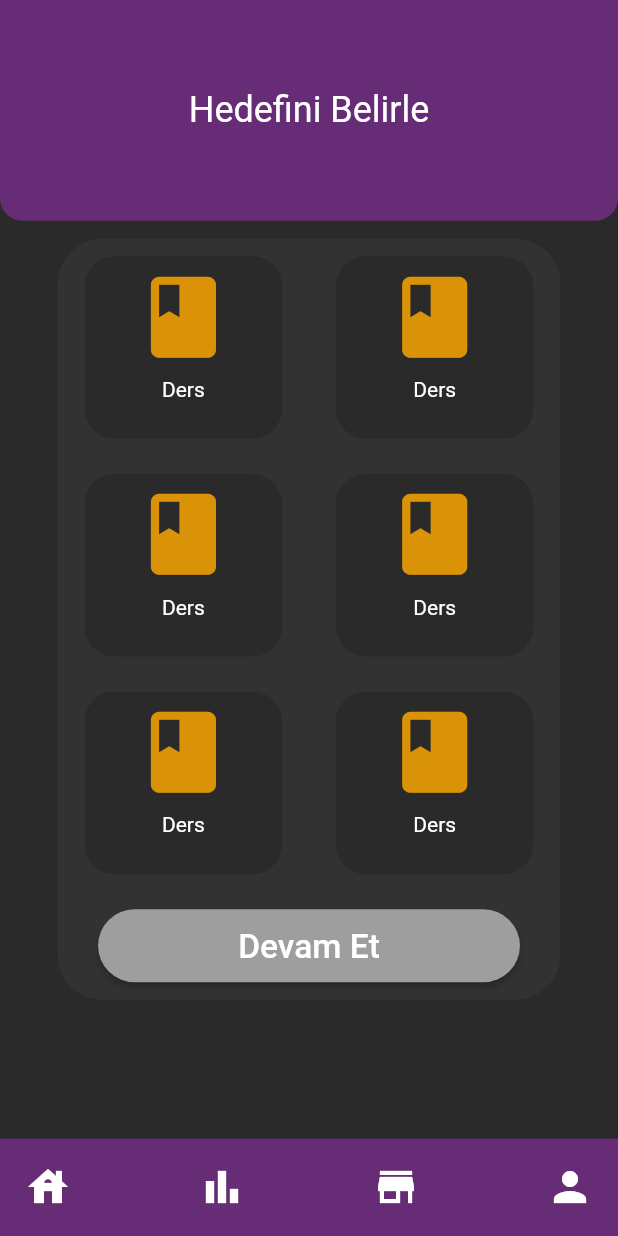
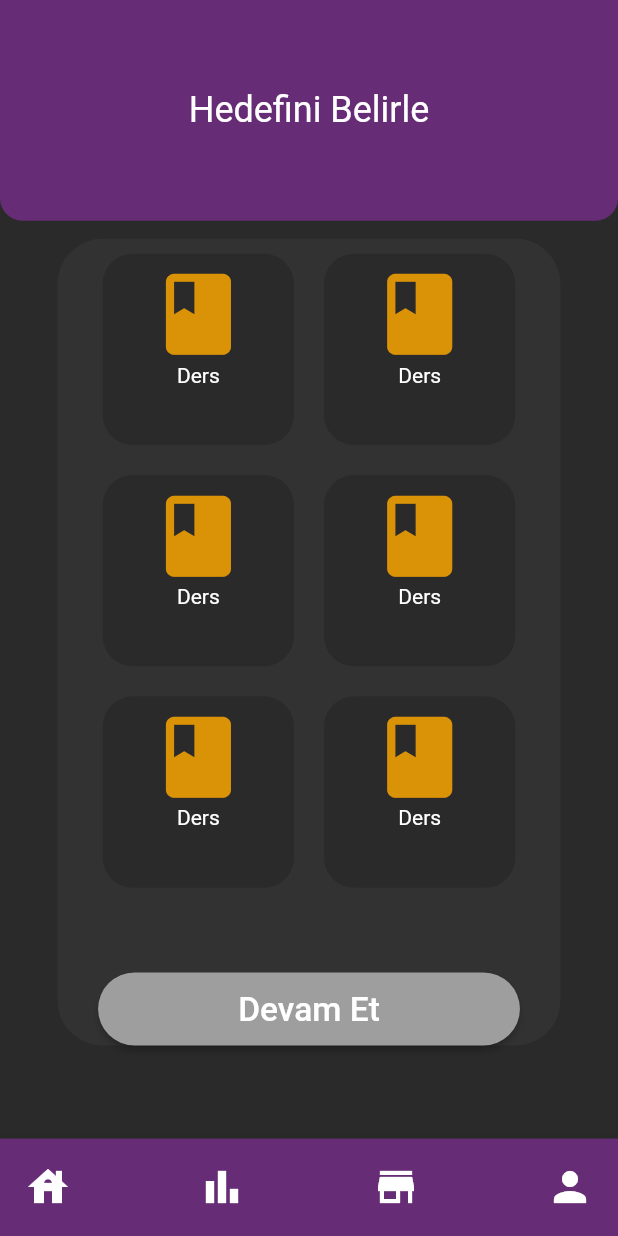
Before and after one commit to cangurdev/PanOut, a Flutter app: the GoalForm screen opened by its route, on a phone screen of 412 x 824 dp. Run offline on Flutter 3.47's test engine with Material 2 defaults, Android fonts, the phone set to English and light mode, and no system bars.

Commit message:
edited form body & move constants.dart file

```diff
--- a/lib/main.dart
+++ b/lib/main.dart
@@ -1,5 +1,5 @@
 import 'package:flutter/material.dart';
-import 'package:pan_out/core/contants/constants.dart';
+import 'package:pan_out/theme/constants.dart';
 import 'package:pan_out/routes.dart';
 
 void main() {
--- a/lib/views/goal_form_view.dart
+++ b/lib/views/goal_form_view.dart
@@ -4,7 +4,12 @@ import 'package:pan_out/widgets/navbar/bottom_navbar.dart';
 import 'package:pan_out/widgets/form_body.dart';
 import 'package:pan_out/widgets/navbar/form_navbar.dart';
 
-class GoalForm extends StatelessWidget {
+class GoalForm extends StatefulWidget {
+  @override
+  _GoalFormState createState() => _GoalFormState();
+}
+
+class _GoalFormState extends State<GoalForm> {
   @override
   Widget build(BuildContext context) {
     return Scaffold(
--- a/lib/widgets/button/Fab.dart
+++ b/lib/widgets/button/Fab.dart
@@ -1,5 +1,5 @@
 import 'package:flutter/material.dart';
-import 'package:pan_out/core/contants/constants.dart';
+import 'package:pan_out/theme/constants.dart';
 
 class Fab extends StatelessWidget {
   const Fab({
--- a/lib/widgets/button/form_icon_button.dart
+++ b/lib/widgets/button/form_icon_button.dart
@@ -1,21 +1,17 @@
 import 'package:flutter/material.dart';
-import 'package:pan_out/core/contants/constants.dart';
+import 'package:pan_out/theme/constants.dart';
 import 'package:pan_out/theme/size_config.dart';
 
 class FormIconButton extends StatelessWidget {
   final IconData icon;
-  final String route;
-  const FormIconButton({Key key, this.icon, this.route}) : super(key: key);
+  const FormIconButton({Key key, this.icon}) : super(key: key);
 
   @override
   Widget build(BuildContext context) {
-    return IconButton(
-      icon: Icon(icon),
+    return Icon(
+      icon,
       color: kIconColor,
-      iconSize: getProportionateScreenHeight(64),
-      onPressed: () {
-        Navigator.pushNamed(context, route);
-      },
+      size: getProportionateScreenHeight(64),
     );
   }
 }
--- a/lib/widgets/button/submit_button.dart
+++ b/lib/widgets/button/submit_button.dart
@@ -1,26 +1,32 @@
 import 'package:flutter/material.dart';
+import 'package:pan_out/theme/constants.dart';
 import 'package:pan_out/theme/size_config.dart';
 
 class SubmitButton extends StatelessWidget {
   final String text;
-  const SubmitButton({Key key, this.text}) : super(key: key);
+  final Color bgColor;
+  const SubmitButton({Key key, this.text, this.bgColor}) : super(key: key);
 
   @override
   Widget build(BuildContext context) {
     return ElevatedButton(
-        onPressed: () {},
-        child: Text(
-          text,
-          style: TextStyle(fontSize: getProportionateScreenHeight(22)),
+      onPressed: () {
+        if (bgColor == kSecondaryColor){
+          print("Basıldım");
+        }
+      },
+      child: Text(
+        text,
+        style: TextStyle(fontSize: getProportionateScreenHeight(22)),
+      ),
+      style: ElevatedButton.styleFrom(
+        primary: bgColor,
+        shape: RoundedRectangleBorder(borderRadius: BorderRadius.circular(30)),
+        minimumSize: Size(
+          getProportionateScreenWidth(256),
+          getProportionateScreenHeight(48),
         ),
-        style: ButtonStyle(
-            backgroundColor: MaterialStateProperty.all<Color>(Colors.grey),
-            shape: MaterialStateProperty.all<RoundedRectangleBorder>(
-                RoundedRectangleBorder(
-              borderRadius: BorderRadius.circular(30),
-            )),
-            minimumSize: MaterialStateProperty.all<Size>(Size(
-                getProportionateScreenWidth(256),
-                getProportionateScreenHeight(48)))));
+      ),
+    );
   }
 }
--- a/lib/widgets/category_card.dart
+++ b/lib/widgets/category_card.dart
@@ -1,27 +1,38 @@
 import 'package:flutter/material.dart';
 import 'package:pan_out/theme/size_config.dart';
 import 'package:pan_out/widgets/button/form_icon_button.dart';
-import 'package:pan_out/core/contants/constants.dart';
 
-class CategoryCard extends StatelessWidget {
+class CategoryCard extends StatefulWidget {
+  final Color bgColor;
+  final int id;
   const CategoryCard({
     Key key,
+    this.bgColor,
+    this.id,
   }) : super(key: key);
+
+  @override
+  _CategoryCardState createState() => _CategoryCardState();
+}
+
+class _CategoryCardState extends State<CategoryCard> {
+  int activeKey = 0;
 
   @override
   Widget build(BuildContext context) {
     return Container(
       width: getProportionateScreenWidth(120),
       height: getProportionateScreenHeight(120),
+      margin: EdgeInsets.symmetric(vertical: 10, horizontal: 10),
+      padding: EdgeInsets.all(8),
       decoration: BoxDecoration(
         borderRadius: BorderRadius.all(Radius.circular(20)),
-        color: kBgColor,
+        color: widget.bgColor,
       ),
       child: Column(
         children: [
           FormIconButton(
             icon: Icons.book,
-            route: '/',
           ),
           Text(
             "Ders",
--- a/lib/widgets/form_body.dart
+++ b/lib/widgets/form_body.dart
@@ -1,47 +1,61 @@
 import 'package:flutter/material.dart';
-import 'package:pan_out/core/contants/constants.dart';
+import 'package:flutter/rendering.dart';
+import 'package:pan_out/theme/constants.dart';
 import 'package:pan_out/theme/size_config.dart';
 import 'package:pan_out/widgets/category_card.dart';
 import 'package:pan_out/widgets/button/submit_button.dart';
 
-class FormBody extends StatelessWidget {
+class FormBody extends StatefulWidget {
+  @override
+  _FormBodyState createState() => _FormBodyState();
+}
+
+class _FormBodyState extends State<FormBody> {
+  int activeKey = -1;
+
   @override
   Widget build(BuildContext context) {
     return Container(
         width: getProportionateScreenWidth(305),
-      height: getProportionateScreenHeight(500),
+        height: getProportionateScreenHeight(530),
         margin: EdgeInsets.only(top: 12),
+        padding: EdgeInsets.symmetric(horizontal: 20),
         decoration: BoxDecoration(
           borderRadius: BorderRadius.all(Radius.circular(30)),
           color: kGrayColor,
         ),
         child: Column(
-        mainAxisAlignment: MainAxisAlignment.spaceAround,
           children: [
-          Row(
-            mainAxisAlignment: MainAxisAlignment.spaceAround,
-            children: [
-              CategoryCard(),
-              CategoryCard(),
-            ],
-          ),
-          Row(
-            mainAxisAlignment: MainAxisAlignment.spaceAround,
-            children: [
-              CategoryCard(),
-              CategoryCard(),
-            ],
-          ),
-          Row(
-            mainAxisAlignment: MainAxisAlignment.spaceAround,
-            children: [
-              CategoryCard(),
-              CategoryCard(),
-            ],
-          ),
-          SubmitButton(text: "Devam Et"),
-        ],
+            Expanded(
+              flex: 8,
+              child: Center(
+                child: GridView.builder(
+                    itemCount: 6,
+                    gridDelegate: SliverGridDelegateWithFixedCrossAxisCount(
+                        crossAxisCount: 2),
+                    itemBuilder: (BuildContext context, int i) {
+                      return GestureDetector(
+                        onTap: () {
+                          setState(() {
+                            activeKey = i;
+                          });
+                        },
+                        child: CategoryCard(
+                          id: i,
+                          bgColor: activeKey == i ? kIconColor : kBgColor,
                         ),
                       );
+                    }),
+              ),
+            ),
+            SizedBox(height: 4),
+            Expanded(
+              flex: 0,
+              child: SubmitButton(
+                  text: "Devam Et",
+                  bgColor: activeKey != -1 ? kSecondaryColor : Colors.grey),
+            )
+          ],
+        ));
   }
 }
--- a/lib/widgets/navbar/bottom_navbar.dart
+++ b/lib/widgets/navbar/bottom_navbar.dart
@@ -1,5 +1,5 @@
 import 'package:flutter/material.dart';
-import 'package:pan_out/core/contants/constants.dart';
+import 'package:pan_out/theme/constants.dart';
 
 import '../button/custom_icon_button.dart';
 
--- a/lib/widgets/navbar/form_navbar.dart
+++ b/lib/widgets/navbar/form_navbar.dart
@@ -1,5 +1,5 @@
 import 'package:flutter/material.dart';
-import 'package:pan_out/core/contants/constants.dart';
+import 'package:pan_out/theme/constants.dart';
 import 'package:pan_out/theme/size_config.dart';
 
 class FormNavbar extends StatelessWidget {
--- a/lib/widgets/navbar/home_navbar.dart
+++ b/lib/widgets/navbar/home_navbar.dart
@@ -1,5 +1,5 @@
 import 'package:flutter/material.dart';
-import 'package:pan_out/core/contants/constants.dart';
+import 'package:pan_out/theme/constants.dart';
 import 'package:pan_out/theme/size_config.dart';
 
 class HomeNavbar extends StatelessWidget {
```
Also changed, not shown: lib/theme/constants.dart (renamed from lib/core/contants/constants.dart). Lines whose indentation alone changed are shown as unchanged.
